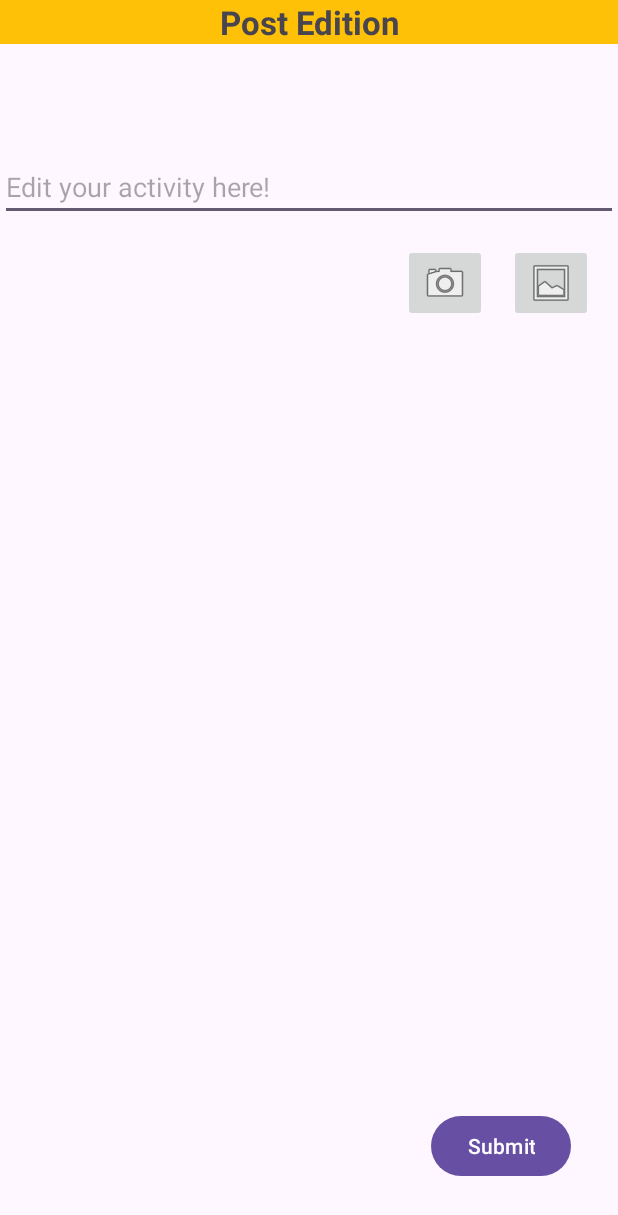
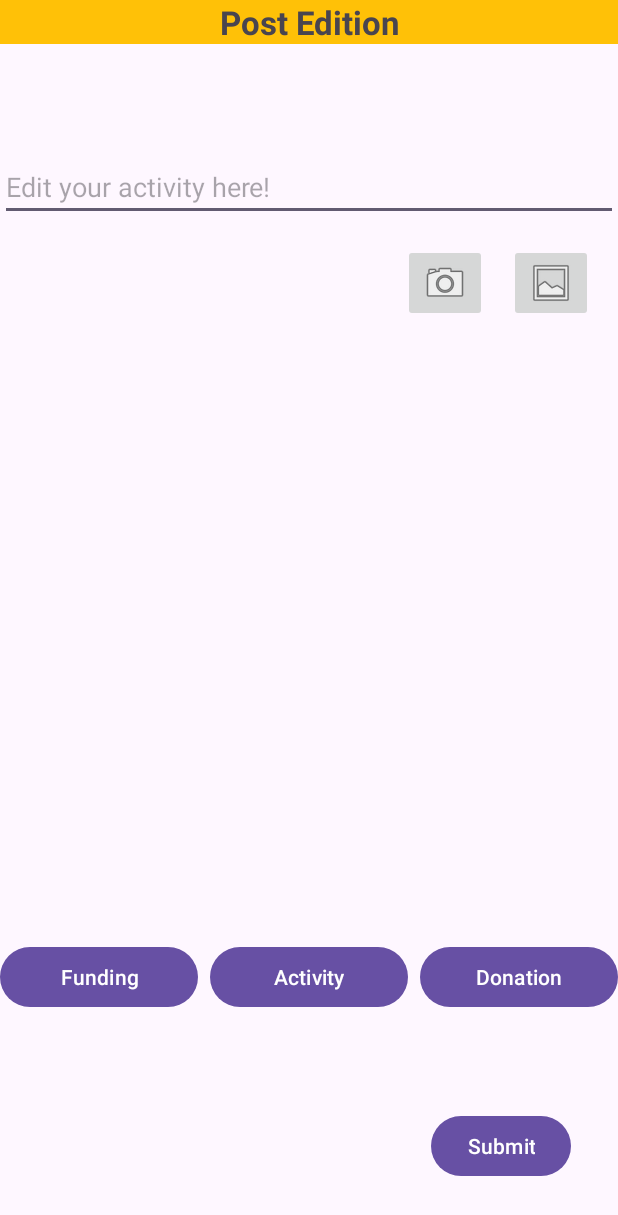
Before and after one commit to michaelxky/FundingApp, an Android app: the screen it shows after launch (postPublish), on a phone screen of 412 x 824 dp. Shown: the top 1215 px of the screen. Run offline under Robolectric (Android 15) with nearby library versions, the phone set to English and light mode, and no system bars; our stand-ins replace Volley.

Commit message:
Merge postPublish page(completed).

```diff
--- a/app/src/main/res/layout/activity_post_publish.xml
+++ b/app/src/main/res/layout/activity_post_publish.xml
@@ -8,7 +8,7 @@
     tools:context=".postPublish">
 
     <Button
-        android:id="@+id/Button"
+        android:id="@+id/submit"
         android:onClick="onSubmitClicked"
         android:layout_width="wrap_content"
         android:layout_height="wrap_content"
@@ -88,32 +88,37 @@
         app:layout_constraintVertical_bias="0.009"
         app:srcCompat="@android:drawable/ic_menu_gallery" />
 
-    <androidx.constraintlayout.widget.Guideline
-        android:id="@+id/guideline"
-        android:layout_width="wrap_content"
+
+    <Button
+        android:id="@+id/btnFunding"
+        android:layout_width="0dp"
         android:layout_height="wrap_content"
-        android:orientation="horizontal"
-        app:layout_constraintGuide_begin="20dp" />
+        android:text="Funding"
+        app:layout_constraintTop_toBottomOf="@+id/iv_photo"
+        app:layout_constraintBottom_toTopOf="@id/submit"
+        app:layout_constraintStart_toStartOf="parent"
+        app:layout_constraintEnd_toStartOf="@id/btnActivity" />
 
-    <androidx.constraintlayout.widget.Guideline
-        android:id="@+id/guideline2"
-        android:layout_width="wrap_content"
+    <Button
+        android:id="@+id/btnActivity"
+        android:layout_width="0dp"
         android:layout_height="wrap_content"
-        android:orientation="vertical"
-        app:layout_constraintGuide_begin="20dp" />
+        android:layout_marginStart="8dp"
+        android:layout_marginEnd="8dp"
+        android:text="Activity"
+        app:layout_constraintTop_toBottomOf="@+id/iv_photo"
+        app:layout_constraintBottom_toTopOf="@id/submit"
+        app:layout_constraintStart_toEndOf="@id/btnFunding"
+        app:layout_constraintEnd_toStartOf="@id/btnDonation" />
 
-    <androidx.constraintlayout.widget.Guideline
-        android:id="@+id/guideline3"
-        android:layout_width="wrap_content"
+    <Button
+        android:id="@+id/btnDonation"
+        android:layout_width="0dp"
         android:layout_height="wrap_content"
-        android:orientation="horizontal"
-        app:layout_constraintGuide_begin="20dp" />
-
-    <androidx.constraintlayout.widget.Guideline
-        android:id="@+id/guideline4"
-        android:layout_width="wrap_content"
-        android:layout_height="wrap_content"
-        android:orientation="vertical"
-        app:layout_constraintGuide_begin="20dp" />
+        android:text="Donation"
+        app:layout_constraintTop_toBottomOf="@+id/iv_photo"
+        app:layout_constraintBottom_toTopOf="@id/submit"
+        app:layout_constraintStart_toEndOf="@id/btnActivity"
+        app:layout_constraintEnd_toEndOf="parent" />
 
 </androidx.constraintlayout.widget.ConstraintLayout>
```
Also changed, not shown: app/src/main/java/Program/Tech/postPublish.java (+195 -11 lines).
